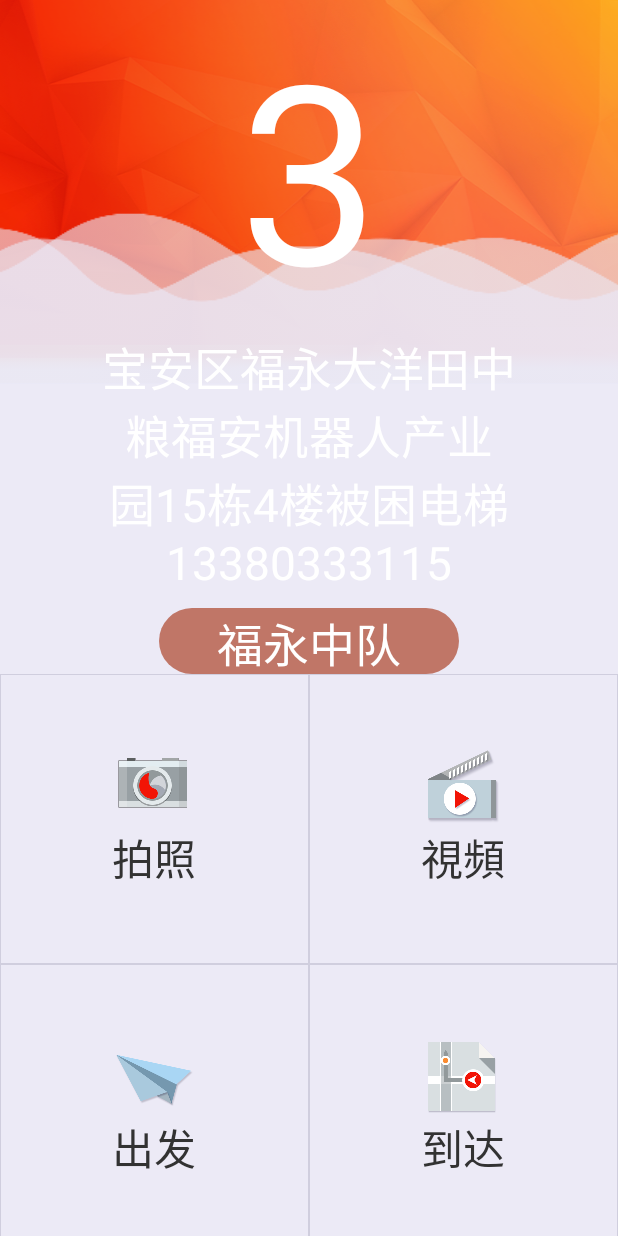
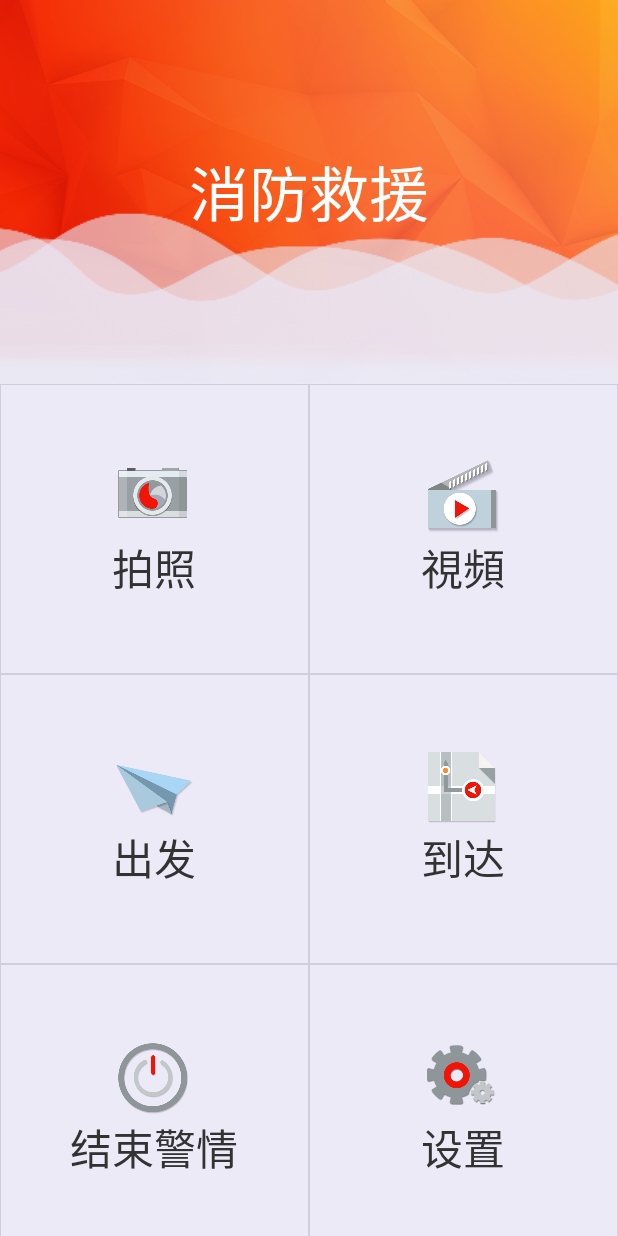
Before and after one commit to TedYt/FireCase, an Android app: the MainActivity screen opened directly, with no data from a screen before it, after a tap on an icon or button, on a phone screen of 412 x 824 dp. Run offline under Robolectric (Android 15) with nearby library versions, the phone set to English and light mode, and no system bars; our stand-ins replace ButterKnife; libraries missing offline, so code that uses them is left out: com.amap.api.

Commit message:
主界面title的显示逻辑

```diff
--- a/app/src/main/java/com/hytera/fcls/IMainAtv.java
+++ b/app/src/main/java/com/hytera/fcls/IMainAtv.java
@@ -11,4 +11,6 @@
     void showLogInMain(String s);
 
     void showFireCaseInfo(String levelDesc, String caseDesc, String s);
+
+    void showTitle();
 }
--- a/app/src/main/java/com/hytera/fcls/activity/MainActivity.java
+++ b/app/src/main/java/com/hytera/fcls/activity/MainActivity.java
@@ -38,6 +38,8 @@
     public TextView case_info_deptname;
     @BindView(R.id.case_info_level)
     public TextView case_info_level;
+    @BindView(R.id.main_title)
+    public TextView main_title;
 
     private MainAtvPresenter mainPresenter;
 
@@ -99,7 +101,7 @@
         int id = view.getId();
         switch (id) {
             case R.id.image_wave:
-                mainPresenter.play(image_wave);
+                mainPresenter.playWaveAnim(image_wave);
                 break;
         }
     }
@@ -134,7 +136,7 @@
                 mainPresenter.arriveDest();
                 break;
             case R.id.case_end_fire:
-                mainPresenter.endPlayAnim(image_wave);
+                mainPresenter.endWaveAnim(image_wave);
                 mainPresenter.finishCase();
                 break;
             case R.id.case_setting:
@@ -167,9 +169,28 @@
      */
     @Override
     public void showFireCaseInfo(String levelDesc, String caseDesc, String deptName) {
+
+        main_title.setVisibility(View.GONE);
+        case_info.setVisibility(View.VISIBLE);
+        case_info_deptname.setVisibility(View.VISIBLE);
+        case_info_level.setVisibility(View.VISIBLE);
+
         case_info.setText(caseDesc);
         case_info_deptname.setText(deptName);
         case_info_level.setText(levelDesc);
+
+        mainPresenter.playWaveAnim(image_wave);
+    }
+
+    /**
+     * 警情结束时，显示 消防救援 的标题
+     */
+    @Override
+    public void showTitle() {
+        main_title.setVisibility(View.VISIBLE);
+        case_info.setVisibility(View.GONE);
+        case_info_deptname.setVisibility(View.GONE);
+        case_info_level.setVisibility(View.GONE);
     }
 
     private boolean checkCameraPermissoin(){
--- a/app/src/main/java/com/hytera/fcls/mqtt/MQTT.java
+++ b/app/src/main/java/com/hytera/fcls/mqtt/MQTT.java
@@ -168,7 +168,7 @@
         GPSBean gpsBean = new GPSBean();
         gpsBean.setLatitude(lat);
         gpsBean.setLongitude(lng);
-        gpsBean.setCaseID("12345678907654321");
+        gpsBean.setCaseID(DataUtil.getFireCaseBean().getGuid());
         gpsBean.setGpsDateTime(System.currentTimeMillis());
 
         GPSBean.UserBean userBean = new GPSBean.UserBean();
--- a/app/src/main/java/com/hytera/fcls/presenter/MainAtvPresenter.java
+++ b/app/src/main/java/com/hytera/fcls/presenter/MainAtvPresenter.java
@@ -336,6 +336,8 @@
             return;
         }
 
+        iMainAtv.showTitle();
+
         postState(DataUtil.CASE_STATE_FINISH);
         // 清除火情信息
         DataUtil.clearFireCase();
@@ -423,7 +425,7 @@
      * 播放主界面中的波浪动画
      * @param view
      */
-    public void play(View view) {
+    public void playWaveAnim(View view) {
         if (view.getBackground() instanceof AnimationDrawable) {
             animation = (AnimationDrawable) view.getBackground();
             animation.start();
@@ -434,7 +436,7 @@
      * 停止主界面中的波浪动画
      * @param view
      */
-    public void endPlayAnim(View view) {
+    public void endWaveAnim(View view) {
         if (view.getBackground() instanceof AnimationDrawable) {
             animation = (AnimationDrawable) view.getBackground();
             animation.stop();
@@ -476,6 +478,7 @@
     public boolean noCase(){
         if (!DataUtil.haveOneCase()){
             Log.i(TAG, "There is no case!");
+            Toast.makeText(context, "没用新警情要处理", Toast.LENGTH_SHORT).show();
             return true;
         }
         return false;
--- a/app/src/main/res/layout/activity_main.xml
+++ b/app/src/main/res/layout/activity_main.xml
@@ -23,6 +23,15 @@
             android:id="@+id/image_wave"
             android:layout_alignBottom="@+id/image_view" />
         <TextView
+            android:id="@+id/main_title"
+            android:layout_width="match_parent"
+            android:layout_height="wrap_content"
+            android:gravity="center"
+            android:textColor="#ffffff"
+            android:textSize="40sp"
+            android:layout_centerInParent="true"
+            android:text="消防救援"/>
+        <TextView
             android:id="@+id/case_info_level"
             android:gravity="center"
             android:layout_centerHorizontal="true"
@@ -30,7 +39,8 @@
             android:layout_height="wrap_content"
             android:textColor="#ffffff"
             android:textSize="250px"
-            android:text="3"/>
+            android:text="3"
+            android:visibility="gone"/>
         <TextView
             android:id="@+id/case_info_detail"
             android:gravity="center"
@@ -40,6 +50,7 @@
             android:layout_height="wrap_content"
             android:textColor="#ffffff"
             android:textSize="@dimen/main_case_info_text_size"
+            android:visibility="gone"
             android:text="宝安区福永大洋田中粮福安机器人产业园15栋4楼被困电梯13380333115"/>
         <TextView
             android:id="@+id/case_info_deptname"
@@ -52,6 +63,7 @@
             android:textColor="#ffffff"
             android:layout_marginTop="10dp"
             android:textSize="@dimen/main_case_info_text_size"
+            android:visibility="gone"
             android:text="福永中队"/>
     </RelativeLayout>
 
```
